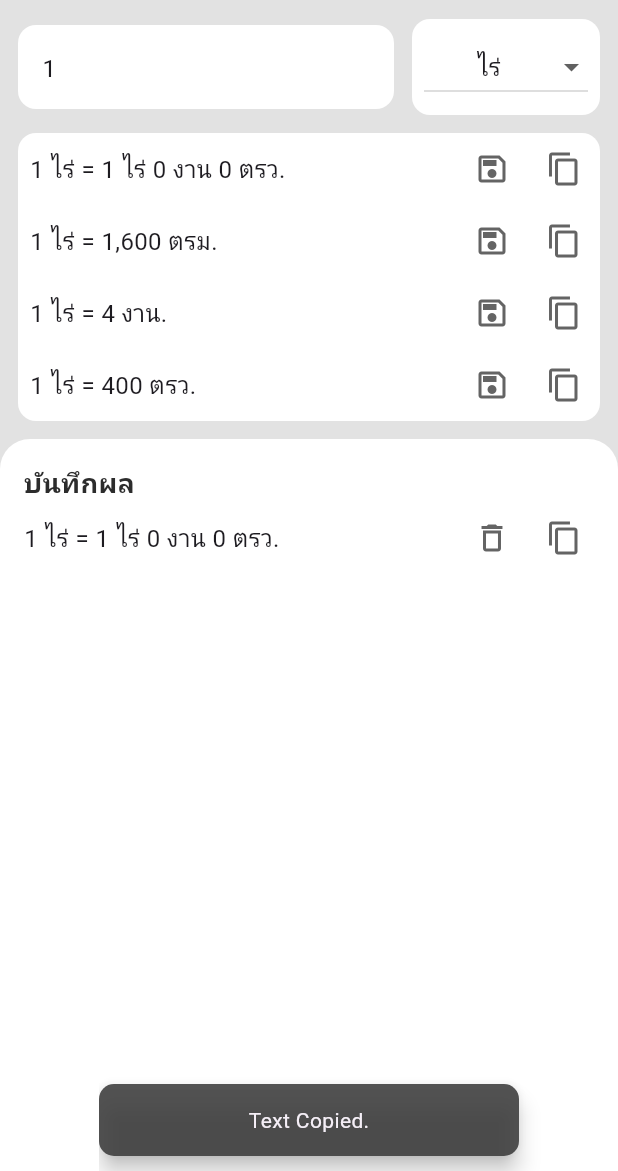
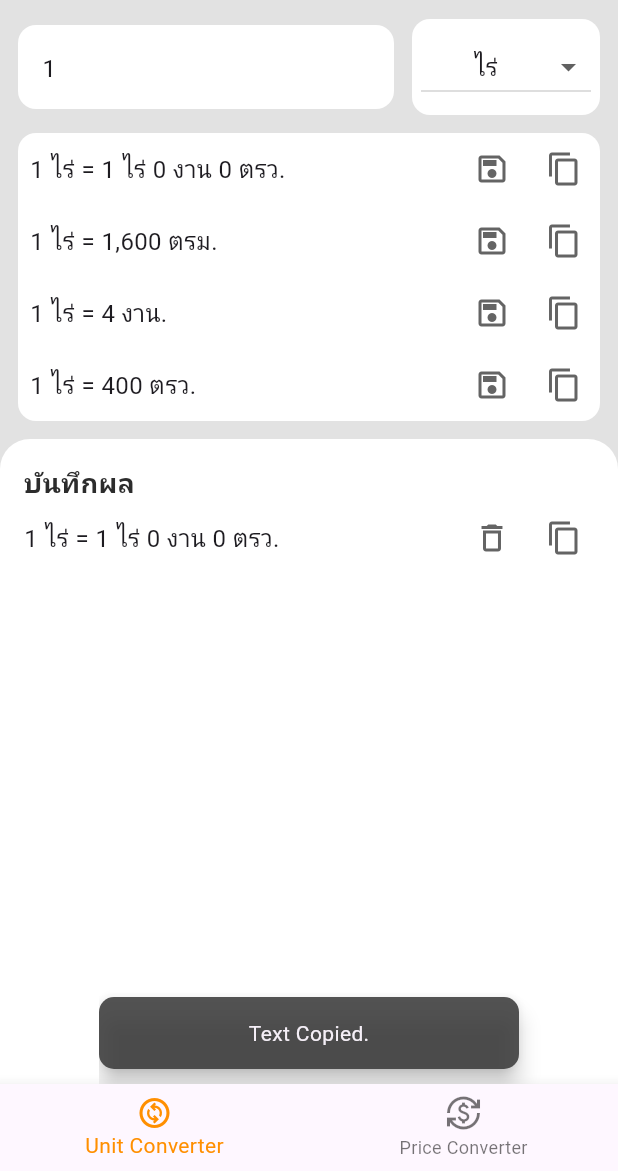
Before and after one commit to Khanin-devmode/convertrai_flutter, a Flutter app: the screen it shows after launch, after a tap on the "save" icon, after a tap on the "content copy" icon, on a phone screen of 412 x 824 dp, the part 65-1236 px from its top. Run offline on Flutter 3.47's test engine with Material 2 defaults, Android fonts, the phone set to English and light mode, and no system bars; our stand-ins replace flutter_riverpod, google_mobile_ads; missing offline and left inert: pattern_formatter; network calls fail; Roboto replaces fonts that are missing (MontserratAlternates); project files that could hold a hidden picture were left out.

Commit message:
refactor component for shared usage between page

```diff
--- a/lib/features/main_page/presentation/main_page.dart
+++ b/lib/features/main_page/presentation/main_page.dart
@@ -1,5 +1,6 @@
 import 'package:convert_rai/ad_helper.dart';
 import 'package:convert_rai/constants.dart';
+import 'package:convert_rai/features/price_converter/presentation/price_converter_page.dart';
 import 'package:convert_rai/features/unit_converter/presentation/converter_page.dart';
 import 'package:flutter/material.dart';
 import 'package:flutter_riverpod/flutter_riverpod.dart';
@@ -43,6 +44,19 @@ class MainPageState extends ConsumerState<MainPage> {
     super.dispose();
   }
 
+  int _selectedIndex = 0;
+
+  final List<Widget> _pages = [
+    const ConverterPage(),
+    const PriceConverterPage(),
+  ];
+
+  void _onItemTapped(int index) {
+    setState(() {
+      _selectedIndex = index;
+    });
+  }
+
   @override
   Widget build(BuildContext context) {
     return SafeArea(
@@ -57,8 +71,8 @@ class MainPageState extends ConsumerState<MainPage> {
           color: kBgColor,
           child: Column(
             children: [
-              const Expanded(
-                child: ConverterPage(),
+              Expanded(
+                child: _pages.elementAt(_selectedIndex),
               ),
               _bannerAd != null
                   ? SafeArea(
@@ -68,13 +82,27 @@ class MainPageState extends ConsumerState<MainPage> {
                         width: _bannerAd!.size.width.toDouble(),
                         height: _bannerAd!.size.height.toDouble(),
                         alignment: Alignment.center,
-                        // child: Text('Ad Banner'),
                         child: AdWidget(ad: _bannerAd!),
                       ),
                     )
                   : Row(),
             ],
           ),
+        ),
+        bottomNavigationBar: BottomNavigationBar(
+          items: const <BottomNavigationBarItem>[
+            BottomNavigationBarItem(
+              icon: Icon(Icons.change_circle_outlined),
+              label: 'Unit Converter',
+            ),
+            BottomNavigationBarItem(
+              icon: Icon(Icons.currency_exchange_outlined),
+              label: 'Price Converter',
+            )
+          ],
+          currentIndex: _selectedIndex,
+          selectedItemColor: Colors.amber[800],
+          onTap: (_onItemTapped),
         ),
       ),
     );
--- a/lib/features/price_converter/domain/price_converter_logic.dart
+++ b/lib/features/price_converter/domain/price_converter_logic.dart
@@ -84,7 +84,7 @@ class PriceCalNotifier extends StateNotifier<double> {
   }
 }
 
-final calNotifierProvider =
+final priceCalNotifierProvider =
     StateNotifierProvider<PriceCalNotifier, double>((ref) {
   return PriceCalNotifier();
 });
--- a/lib/features/unit_converter/presentation/area_widgets/input_area.dart
+++ b/lib/features/unit_converter/presentation/area_widgets/input_area.dart
@@ -35,7 +35,6 @@ class InputArea extends StatelessWidget {
                 ? CustomInputField(
                     label: getUnitText(calState.selectedUnit),
                     inputTextController: singleInputCtrl,
-                    calNotifier: calNotifier,
                     onChanged: (newValue) {
                       double n = stringToDouble(newValue);
                       calNotifier.convertUnit(n);
@@ -47,7 +46,6 @@ class InputArea extends StatelessWidget {
                         child: CustomInputField(
                           label: 'ไร่',
                           inputTextController: raiInputCtrl,
-                          calNotifier: calNotifier,
                           onChanged: (newValue) {
                             double rai = stringToDouble(newValue);
                             double ngan = stringToDouble(nganInputCtrl.text);
@@ -61,7 +59,6 @@ class InputArea extends StatelessWidget {
                         child: CustomInputField(
                           label: 'งาน',
                           inputTextController: nganInputCtrl,
-                          calNotifier: calNotifier,
                           onChanged: (newValue) {
                             double rai = stringToDouble(raiInputCtrl.text);
                             double ngan = stringToDouble(newValue);
@@ -75,7 +72,6 @@ class InputArea extends StatelessWidget {
                         child: CustomInputField(
                           label: 'ตรว.',
                           inputTextController: sqWhaInputCtrl,
-                          calNotifier: calNotifier,
                           onChanged: (newValue) {
                             double rai = stringToDouble(raiInputCtrl.text);
                             double ngan = stringToDouble(nganInputCtrl.text);
@@ -93,12 +89,24 @@ class InputArea extends StatelessWidget {
           Expanded(
             flex: 2,
             child: UnitSelectDropdown(
-              calState: calState,
-              calNotifier: calNotifier,
+              selectedUnit: calState.selectedUnit,
               singleInputCtrl: singleInputCtrl,
               raiInputCtrl: raiInputCtrl,
               nganInputCtrl: nganInputCtrl,
               sqWhaInputCtrl: sqWhaInputCtrl,
+              onChanged: (newUnit) {
+                calNotifier.selectUnit(newUnit);
+
+                if (newUnit != ConvertingUnit.raiNganSqWha) {
+                  double n = stringToDouble(singleInputCtrl.text);
+                  calNotifier.convertUnit(n);
+                } else {
+                  double rai = stringToDouble(raiInputCtrl.text);
+                  double ngan = stringToDouble(nganInputCtrl.text);
+                  double sqWha = stringToDouble(sqWhaInputCtrl.text);
+                  calNotifier.convertCombinedUnit(rai, ngan, sqWha);
+                }
+              },
             ),
           ),
         ],
--- a/lib/features/unit_converter/presentation/component_widgets/custom_input.dart
+++ b/lib/features/unit_converter/presentation/component_widgets/custom_input.dart
@@ -1,4 +1,3 @@
-import 'package:convert_rai/features/unit_converter/domain/calculate_logic.dart';
 import 'package:flutter/material.dart';
 import 'package:pattern_formatter/numeric_formatter.dart';
 
@@ -6,12 +5,10 @@ class CustomInputField extends StatelessWidget {
   const CustomInputField(
       {super.key,
       required this.inputTextController,
-      required this.calNotifier,
       required this.onChanged,
       required this.label});
 
   final TextEditingController inputTextController;
-  final CalNotifier calNotifier;
   final Function(String) onChanged;
   final String label;
 
--- a/lib/features/unit_converter/presentation/component_widgets/unit_select_dropdown.dart
+++ b/lib/features/unit_converter/presentation/component_widgets/unit_select_dropdown.dart
@@ -6,15 +6,15 @@ import 'package:flutter/material.dart';
 class UnitSelectDropdown extends StatelessWidget {
   const UnitSelectDropdown(
       {super.key,
-      required this.calState,
-      required this.calNotifier,
+      required this.selectedUnit,
+      required this.onChanged,
       required this.singleInputCtrl,
       required this.raiInputCtrl,
       required this.nganInputCtrl,
       required this.sqWhaInputCtrl});
 
-  final Calculation calState;
-  final CalNotifier calNotifier;
+  final ConvertingUnit selectedUnit;
+  final Function(ConvertingUnit?) onChanged;
   final TextEditingController singleInputCtrl;
   final TextEditingController raiInputCtrl;
   final TextEditingController nganInputCtrl;
@@ -29,28 +29,29 @@ class UnitSelectDropdown extends StatelessWidget {
           Radius.circular(12),
         ),
       ),
-      padding: const EdgeInsets.symmetric(horizontal: 8, vertical: 8),
+      padding: const EdgeInsets.symmetric(horizontal: 6, vertical: 8),
       child: DropdownButton<ConvertingUnit>(
           borderRadius: const BorderRadius.all(Radius.circular(12)),
           alignment: Alignment.center,
-        value: calState.selectedUnit,
+          value: selectedUnit,
           items: ConvertingUnit.values.map((ConvertingUnit unit) {
             return DropdownMenuItem<ConvertingUnit>(
                 value: unit, child: Text(getUnitText(unit)));
           }).toList(),
-        onChanged: (newUnit) {
-          calNotifier.selectUnit(newUnit);
+          onChanged: onChanged
+          // onChanged: (newUnit) {
+          //   calNotifier.selectUnit(newUnit);
 
-          if (newUnit != ConvertingUnit.raiNganSqWha) {
-            double n = stringToDouble(singleInputCtrl.text);
-            calNotifier.convertUnit(n);
-          } else {
-            double rai = stringToDouble(raiInputCtrl.text);
-            double ngan = stringToDouble(nganInputCtrl.text);
-            double sqWha = stringToDouble(sqWhaInputCtrl.text);
-            calNotifier.convertCombinedUnit(rai, ngan, sqWha);
-          }
-        },
+          //   if (newUnit != ConvertingUnit.raiNganSqWha) {
+          //     double n = stringToDouble(singleInputCtrl.text);
+          //     calNotifier.convertUnit(n);
+          //   } else {
+          //     double rai = stringToDouble(raiInputCtrl.text);
+          //     double ngan = stringToDouble(nganInputCtrl.text);
+          //     double sqWha = stringToDouble(sqWhaInputCtrl.text);
+          //     calNotifier.convertCombinedUnit(rai, ngan, sqWha);
+          //   }
+          // },
           ),
     );
   }
```
Also changed, not shown: lib/features/price_converter/presentation/price_converter_page.dart (+34 -26 lines). Lines whose indentation alone changed are shown as unchanged.
